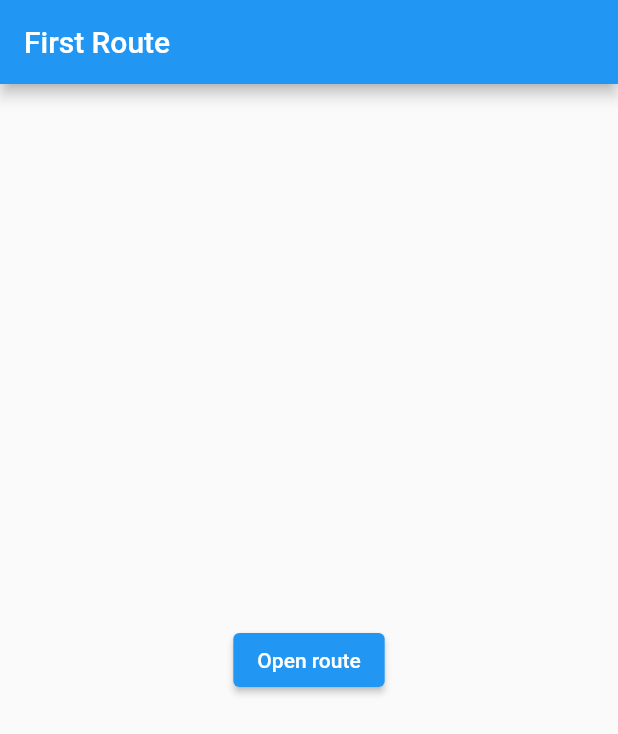
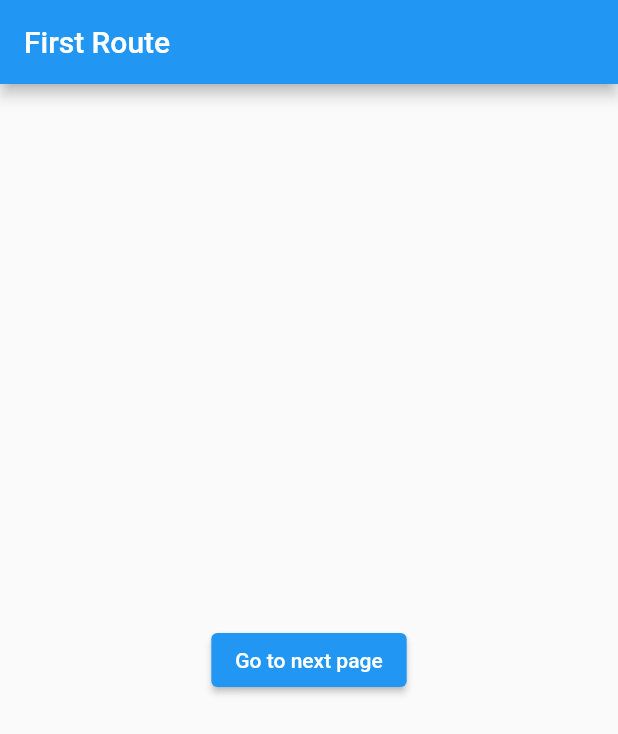
Before and after one commit to suragch/class_example_app, a Flutter app: the screen it shows after launch, on a phone screen of 412 x 824 dp. Shown: the top 734 px of the screen. Run offline on Flutter 3.47's test engine with Material 2 defaults, Android fonts, the phone set to English and light mode, and no system bars.

Commit message:
Change button

```diff
--- a/lib/main.dart
+++ b/lib/main.dart
@@ -27,7 +27,7 @@ class FirstRoute extends StatelessWidget {
       ),
       body: Center(
         child: ElevatedButton(
-          child: Text('Open route'),
+          child: Text('Go to next page'),
           onPressed: () {
             // Navigate to second route when tapped.
             Navigator.push(
@@ -54,7 +54,7 @@ class SecondRoute extends StatelessWidget {
             // Navigate back to first route when tapped.
             Navigator.pop(context);
           },
-          child: Text('Go back!'),
+          child: Text('Go to first page'),
         ),
       ),
     );
```
